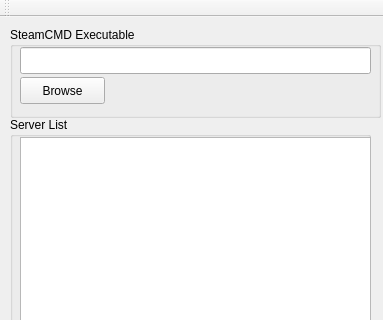
The window that mainwindow.ui (backraw/SteamCMD-GUI-Qt) describes before a commit, drawn with Qt 5; both pictures show x 0 to 383 and y 0 to 320 of the 383 by 550 pixel window.
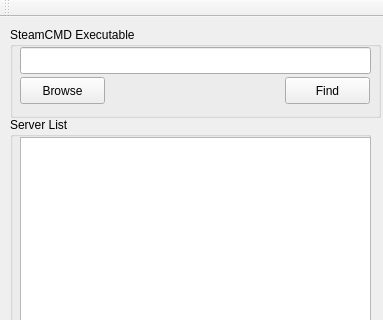
The same window after the commit.

Commit message: ui/mainwindow: Add button 'Find'

Diff of the .ui file:
```diff
--- a/mainwindow.ui
+++ b/mainwindow.ui
@@ -49,6 +49,19 @@
       <string>Browse</string>
      </property>
     </widget>
+    <widget class="QPushButton" name="pushButtonSteamCMDExecutableFind">
+     <property name="geometry">
+      <rect>
+       <x>275</x>
+       <y>50</y>
+       <width>85</width>
+       <height>27</height>
+      </rect>
+     </property>
+     <property name="text">
+      <string>Find</string>
+     </property>
+    </widget>
    </widget>
    <widget class="QGroupBox" name="groupBox">
     <property name="geometry">
```
